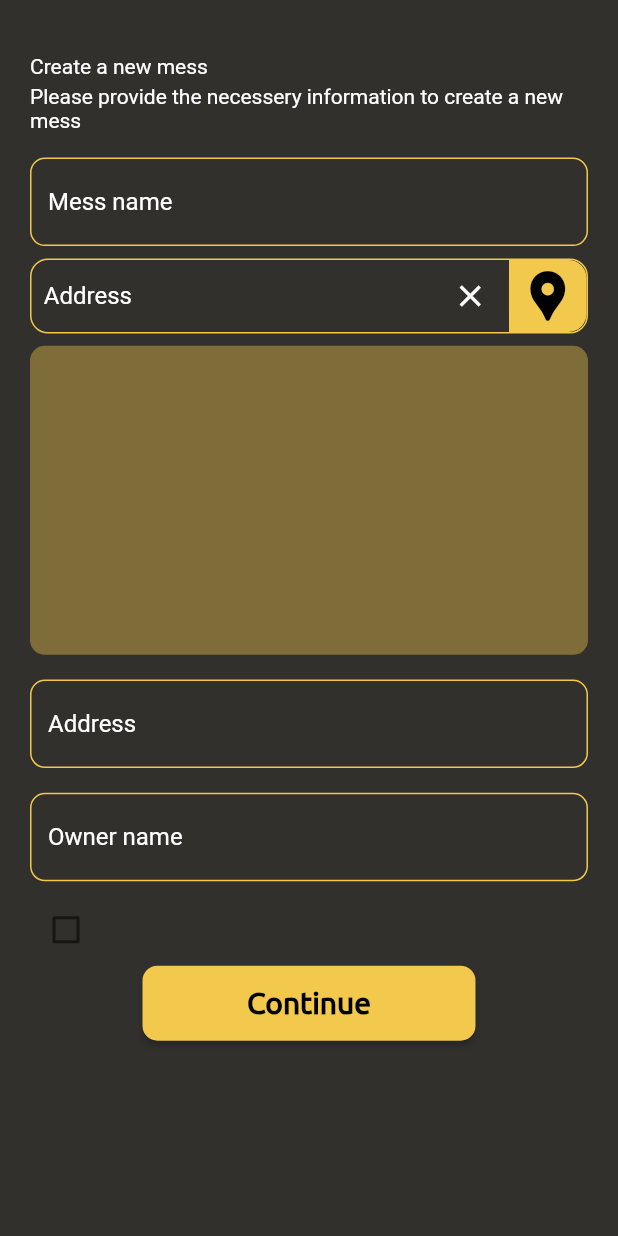
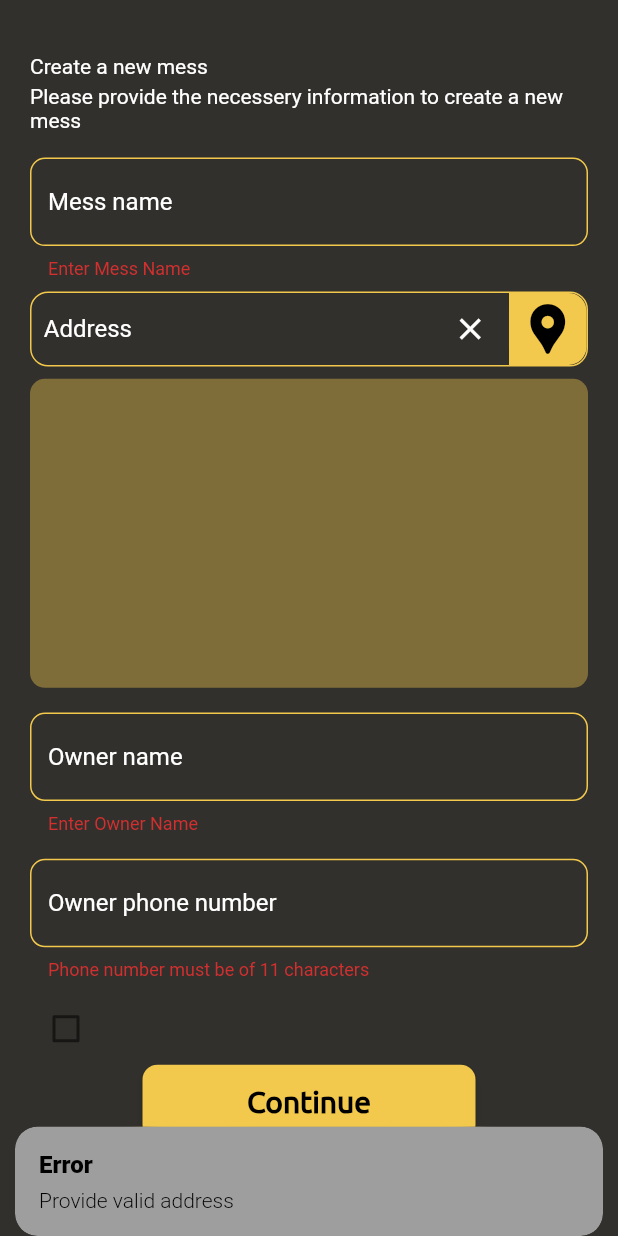
Before and after one commit to mahmudulri/messxp, a Flutter app: the Create_Mess screen opened directly, after a tap on "Continue", on a phone screen of 412 x 824 dp. Run offline on Flutter 3.47's test engine with Material 2 defaults, Android fonts, the light colour scheme and no system bars; our stand-ins replace animated_splash_screen, animated_text_kit, fluttertoast, geocoding, geolocator, get and 1 more; accounts and stored records are empty; statements that could not run were skipped.

Commit message:
"working on messid ......."

```diff
--- /dev/null
+++ b/lib/controller/create_mess_controller.dart
@@ -0,0 +1,150 @@
+
+import 'dart:async';
+
+import 'package:flutter/cupertino.dart';
+import 'package:flutter/material.dart';
+import 'package:geocoding/geocoding.dart';
+import 'package:geolocator/geolocator.dart';
+import 'package:get/get.dart';
+import 'package:messxp/provider/create_mess_provider.dart';
+
+import '../ui/screens/dashboard.dart';
+
+class CreateMessController extends GetxController {
+
+
+  GlobalKey<FormState> messFromKey = GlobalKey<FormState>();
+
+  var isLoading = false.obs;
+
+  late TextEditingController messController, addressController,ownerNameController, ownerPasswordController;
+
+  var messName = '';
+  var address = ''.obs;
+  var ownerName = '';
+  var ownerPhone = '';
+
+  late StreamSubscription<Position>? streamSubscription;
+
+
+
+  @override
+  void onInit() {
+    // TODO: implement onInit
+    super.onInit();
+    addressController = TextEditingController(text: address.value);
+    messController = TextEditingController();
+    ownerNameController = TextEditingController();
+    ownerPasswordController = TextEditingController();
+  }
+
+  @override
+  void onClose() {
+    // TODO: implement onClose
+    super.onClose();
+    messController.dispose();
+    addressController.dispose();
+    ownerNameController.dispose();
+    ownerPasswordController.dispose();
+    streamSubscription?.cancel();
+  }
+
+  String? validateName(String value) {
+    if (value.length < 1) {
+      return "Enter Mess Name";
+    }
+    return null;
+  }
+
+  String? validateAddress(String value) {
+    if (value.length < 1) {
+      return "Enter Address";
+    }
+    return null;
+  }
+  String? validateOwnerName(String value) {
+    if (value.length < 1) {
+      return "Enter Owner Name";
+    }
+    return null;
+  }
+
+  String? validateOwnerPhone(String value) {
+    if (value.length < 11 || value.length > 11) {
+      return "Phone number must be of 11 characters";
+    }
+    return null;
+  }
+
+  Future<void> createNewMess() async {
+    final isValid = messFromKey.currentState!.validate();
+    if (!isValid) {
+      return;
+    } else {
+      messFromKey.currentState!.save();
+    }
+
+    isLoading.value = true;
+
+    print("addddddddressssss......."+address.value.toString());
+
+
+
+
+    var status = await CreateMessProvider().createMess(messName, address.value, ownerName, ownerPhone);
+    print("login status ......." +status.toString());
+
+    if ( status== true) {
+      isLoading.value = false;
+      // Get.offAndToNamed(Routes.HOME);
+      Get.to(() => DashBoard());
+    } else {
+      isLoading.value = false;
+      Get.snackbar(
+        "Status",
+        "Could not Create Mess",
+        colorText: Colors.black,
+        backgroundColor: Colors.grey,
+        snackPosition: SnackPosition.BOTTOM,
+
+      );
+    }
+  }
+  getLocation() async {
+    bool serviceEnabled;
+    LocationPermission permission;
+    serviceEnabled = await Geolocator.isLocationServiceEnabled();
+    if (!serviceEnabled) {
+      await Geolocator.openLocationSettings();
+      return Future.error('Location services are disabled.');
+    }
+    permission = await Geolocator.checkPermission();
+    if (permission == LocationPermission.denied) {
+      permission = await Geolocator.requestPermission();
+      if (permission == LocationPermission.denied) {
+        return Future.error('Location permissions are denied');
+      }
+    }
+    if (permission == LocationPermission.deniedForever) {
+      return Future.error(
+          'Location permissions are permanently denied, we cannot request permissions.');
+    }
+
+    streamSubscription =
+        Geolocator.getPositionStream().listen((Position position) {
+          getAddressFromLatLang(position);
+          streamSubscription?.pause();
+        });
+  }
+
+  Future<void> getAddressFromLatLang(Position position) async {
+    List<Placemark> placemark =
+    await placemarkFromCoordinates(position.latitude, position.longitude);
+    Placemark place = placemark[0];
+    address.value = '${place.street},${place.administrativeArea},${place.locality},${place.country}';
+
+
+    print("addddddddressssss1111......."+address.toString());
+
+  }
+}
--- a/lib/controller/login_controller.dart
+++ b/lib/controller/login_controller.dart
@@ -1,6 +1,7 @@
 import 'package:flutter/material.dart';
 import 'package:get/get.dart';
 import 'package:messxp/provider/log_in_provider.dart';
+import 'package:messxp/ui/screens/dashboard.dart';
 import 'package:messxp/ui/screens/homepage.dart';
 
 class LoginController extends GetxController {
@@ -60,7 +61,7 @@ class LoginController extends GetxController {
     if (logInStatus == true) {
       isLoading.value = false;
       // Get.offAndToNamed(Routes.HOME);
-      Get.to(() => Homepage());
+      Get.to(() => DashBoard());
     } else {
       isLoading.value = false;
       Get.snackbar(
--- a/lib/main.dart
+++ b/lib/main.dart
@@ -33,6 +33,6 @@ class MyApp extends StatelessWidget {
           primarySwatch: Colors.blue,
         ),
         getPages: getPages,
-        home: Create_Mess());
+        home: DashBoard());
   }
 }
--- /dev/null
+++ b/lib/provider/create_mess_provider.dart
@@ -0,0 +1,40 @@
+
+
+import 'package:get/get.dart';
+import 'package:get_storage/get_storage.dart';
+
+class CreateMessProvider extends GetConnect{
+
+  GetStorage _getStorage = GetStorage('app_storage');
+
+  Future<dynamic> createMess(String mess_name, String address,
+      String owner_name, String owner_phone) async {
+    var userData = new Map();
+    userData['mess_name'] = mess_name;
+    userData['mess_address'] = address;
+    userData['owner_phone'] = owner_phone;
+    userData['owner_name'] = owner_name;
+
+    print("user data otp......" + userData.toString());
+
+    var response =
+    await post("http://172.31.120.238:80/api/create-mess", userData);
+
+    print("errorprovider1 //////////" + response.statusCode.toString());
+
+    if (response.statusCode == 200) {
+      print("errorafterhit //////////" + response.body.toString());
+
+      try {
+        if (response.body['status'] == 200) {
+           await _getStorage.write('mess_id', response.body['mess_info']['mess_id']);
+          return true;
+        } else {
+          return false;
+        }
+      } catch (e) {
+        print(e.toString());
+      }
+    }
+  }
+}
--- a/lib/ui/screen_components/create_mess_screen_components.dart
+++ b/lib/ui/screen_components/create_mess_screen_components.dart
@@ -1,7 +1,11 @@
 import 'package:flutter/material.dart';
+import 'package:get/get.dart';
+import 'package:get/get_core/src/get_main.dart';
 import 'package:messxp/const/app_colors.dart';
+import 'package:messxp/controller/create_mess_controller.dart';
 
-Widget continue_button(String butonName) {
+Widget continue_button(String butonName, CreateMessController controller) {
+
   return Padding(
     padding: const EdgeInsets.symmetric(
       horizontal: 75,
@@ -9,14 +13,26 @@ Widget continue_button(String butonName) {
     child: SizedBox(
       height: 50,
       width: double.infinity,
-      child: ElevatedButton(
+      child:    ElevatedButton(
         style: ElevatedButton.styleFrom(
           shape: RoundedRectangleBorder(
               borderRadius: BorderRadius.all(Radius.circular(10))),
           primary: AppColors.defalutColor, // background
           onPrimary: Colors.white, // foreground
         ),
-        onPressed: () {},
+        onPressed: () {
+          if(controller.address.value == ""){
+            Get.snackbar(
+              "Error",
+              "Provide valid address",
+              colorText: Colors.black,
+              backgroundColor: Colors.grey,
+              snackPosition: SnackPosition.BOTTOM,
+
+            );
+          }
+            controller.createNewMess();
+        },
         child: Text(
           butonName,
           style: TextStyle(
@@ -26,13 +42,14 @@ Widget continue_button(String butonName) {
             fontWeight: FontWeight.bold,
           ),
         ),
-      ),
+      )
     ),
   );
 }
 
-Widget addresstextfield(double screen_width, TextEditingController) {
-  return Container(
+Widget addresstextfield(double screen_width, TextEditingController editingController,CreateMessController controller) {
+
+  return Obx(() => Container(
     decoration: BoxDecoration(
       borderRadius: BorderRadius.all(
         Radius.circular(12),
@@ -42,21 +59,28 @@ Widget addresstextfield(double screen_width, TextEditingController) {
       ),
     ),
     height: 50,
-    child: Row(
+    child:
+    Row(
       children: [
         SizedBox(
           width: screen_width * 0.020,
         ),
         Expanded(
           flex: 5,
-          child: TextField(
-            controller: TextEditingController,
+          child: TextFormField(
+            controller: editingController,
             style: TextStyle(
               color: Colors.white,
             ),
+            onSaved: (value){
+              controller.address.value = value.toString();
+            },
+            onChanged: (value){
+              controller.address.value = value.toString();
+            },
             decoration: InputDecoration(
                 border: InputBorder.none,
-                hintText: 'Address',
+                hintText: controller.address.value == "" ? 'Address' : controller.address.value,
                 hintStyle: TextStyle(
                   color: Colors.white,
                 )),
@@ -66,8 +90,8 @@ Widget addresstextfield(double screen_width, TextEditingController) {
           flex: 1,
           child: InkWell(
             onTap: () {
-              TextEditingController.clear();
-              print("Deleted");
+              editingController.clear();
+              controller.address.value = "";
             },
             child: Icon(
               Icons.close,
@@ -87,7 +111,9 @@ Widget addresstextfield(double screen_width, TextEditingController) {
             ),
             child: Center(
               child: InkWell(
-                onTap: () {},
+                onTap: () async {
+                  await controller.getLocation();
+                },
                 child: Icon(
                   Icons.location_pin,
                   size: 40,
@@ -99,11 +125,28 @@ Widget addresstextfield(double screen_width, TextEditingController) {
         ),
       ],
     ),
-  );
+  ));
 }
 
-Widget createmesstextfile(String fieldName) {
+Widget createmesstextfile(String fieldName,TextEditingController editingController,CreateMessController controller) {
+
+
   return TextFormField(
+    controller: editingController,
+    validator: (Value) {
+      return fieldName == 'Mess name'
+            ? controller.validateName(Value.toString()) :
+            fieldName == 'Owner name' ? controller.validateOwnerName(Value.toString())
+          : controller.validateOwnerPhone(Value.toString());
+    },
+    onSaved: (value) {
+      fieldName == 'Mess name'
+          ? controller.messName = value.toString()
+          : fieldName == 'Owner name'
+          ? controller.ownerName = value.toString()
+          : controller.ownerPhone = value.toString();
+    },
+    keyboardType: fieldName == 'Owner phone number' ? TextInputType.phone : TextInputType.text,
     decoration: InputDecoration(
       enabledBorder: OutlineInputBorder(
         borderRadius: BorderRadius.all(Radius.circular(10)),
--- a/lib/ui/screens/create_mess_screen.dart
+++ b/lib/ui/screens/create_mess_screen.dart
@@ -1,6 +1,10 @@
 import 'package:flutter/material.dart';
+import 'package:get/get.dart';
+import 'package:get/get_core/src/get_main.dart';
 import 'package:messxp/const/app_colors.dart';
 import 'package:messxp/ui/screen_components/create_mess_screen_components.dart';
+
+import '../../controller/create_mess_controller.dart';
 
 class Create_Mess extends StatefulWidget {
   const Create_Mess({Key? key}) : super(key: key);
@@ -10,12 +14,13 @@ class Create_Mess extends StatefulWidget {
 }
 
 class _Create_MessState extends State<Create_Mess> {
-  TextEditingController addressfield = TextEditingController();
   bool _value = false;
   @override
   Widget build(BuildContext context) {
     var screen_height = MediaQuery.of(context).size.height;
     var screen_width = MediaQuery.of(context).size.width;
+
+    final CreateMessController controller = Get.put(CreateMessController());
 
     var _checked = false;
     return SafeArea(
@@ -26,6 +31,9 @@ class _Create_MessState extends State<Create_Mess> {
           child: Padding(
             padding: const EdgeInsets.all(20),
             child: SingleChildScrollView(
+              child: Obx(() => Form(
+                key: controller.messFromKey,
+                autovalidateMode: AutovalidateMode.onUserInteraction,
                 child: Column(
                   crossAxisAlignment: CrossAxisAlignment.start,
                   children: [
@@ -50,29 +58,39 @@ class _Create_MessState extends State<Create_Mess> {
                     SizedBox(
                       height: screen_width * 0.040,
                     ),
-                  createmesstextfile("Mess name"),
+                     createmesstextfile("Mess name",controller.messController,controller),
                     SizedBox(
                       height: screen_width * 0.020,
                     ),
-                  addresstextfield(screen_width, addressfield),
+                    addresstextfield(screen_width,controller.addressController,controller),
                     SizedBox(
                       height: screen_height * 0.010,
                     ),
                     Container(
                       height: screen_height * 0.250,
+                      width: double.infinity,
                       decoration: BoxDecoration(
                         borderRadius: BorderRadius.all(Radius.circular(10)),
                         color: AppColors.defalutColor.withOpacity(0.40),
+                      ),
+                      child: Padding(
+                        padding: EdgeInsets.only(
+                            top: screen_height * 0.019,
+                            left: screen_height * 0.019
+                        ),
+                        child: Text(
+                            controller.address.value.toString()
+                        ),
                       ),
                     ),
                     SizedBox(
                       height: screen_width * 0.040,
                     ),
-                  createmesstextfile("Address"),
+                    createmesstextfile("Owner name",controller.ownerNameController,controller),
                     SizedBox(
                       height: screen_width * 0.040,
                     ),
-                  createmesstextfile("Owner name"),
+                    createmesstextfile("Owner phone number",controller.ownerPasswordController,controller),
                     SizedBox(
                       height: screen_height * 0.010,
                     ),
@@ -84,9 +102,16 @@ class _Create_MessState extends State<Create_Mess> {
                             print(_value);
                           });
                         }),
-                  continue_button("Continue")
+                    continue_button("Continue",controller),
+                    SizedBox(height: screen_height * 0.010,),
+                    controller.isLoading.value == true ? Center(
+                      child: CircularProgressIndicator(
+                        color: Colors.blueGrey,
+                      ),
+                    ) : Container()
                   ],
                 ),
+              ),)
             ),
           ),
         ),
--- a/pubspec.yaml
+++ b/pubspec.yaml
@@ -41,6 +41,8 @@ dependencies:
   crypto: ^3.0.2
   http: ^0.13.5
   fluttertoast: ^8.0.9
+  geolocator: ^9.0.1
+  geocoding: ^2.0.5
 
 dev_dependencies:
   flutter_test:
```
Also changed, not shown: lib/controller/dashboard_controller.dart (added, +77 -0 lines), lib/provider/dashboard_provider.dart (added, +33 -0 lines), lib/ui/screen_components/dashboard_components.dart (+4 -3 lines), lib/ui/screens/dashboard.dart (+71 -14 lines), pubspec.lock, 7 other files. Lines whose indentation alone changed are shown as unchanged.
